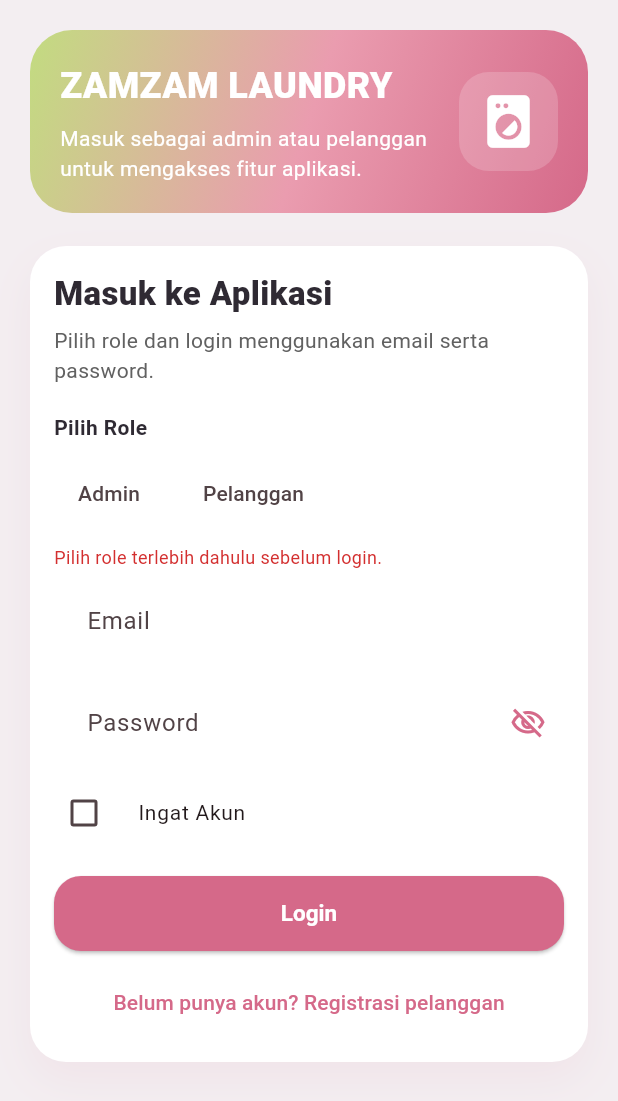
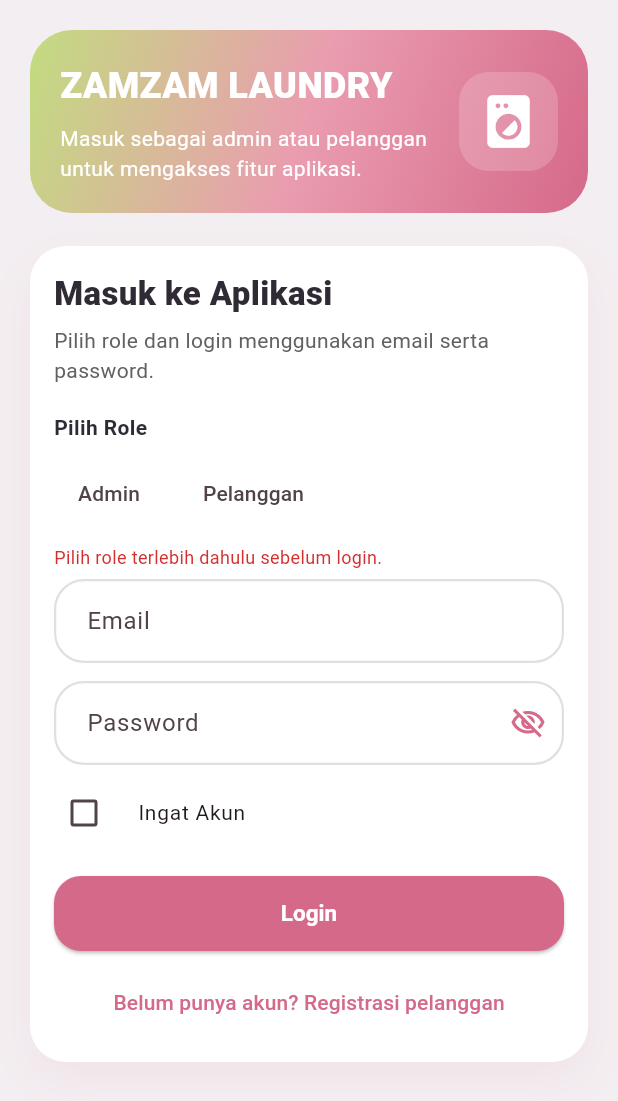
Before and after one commit to prenatyaeka-creator/zamzam_mobile, a Flutter app: the screen it shows after launch, on a phone screen of 412 x 824 dp. Shown: the top 1101 px of the screen. Run offline on Flutter 3.47's test engine with Material 3 defaults, Android fonts, the phone set to English and light mode, and no system bars; our stand-ins replace cloud_firestore, firebase_auth, firebase_core, flutter_local_notifications, geolocator, shared_preferences; accounts and stored records are empty.

Commit message:
Update project

```diff
--- a/lib/core/app_theme.dart
+++ b/lib/core/app_theme.dart
@@ -38,15 +38,23 @@ return base.copyWith(
     ),
     border: OutlineInputBorder(
       borderRadius: BorderRadius.circular(20),
-      borderSide: BorderSide.none,
+      borderSide: BorderSide(color: Colors.grey.shade300, width: 1.5),
     ),
     enabledBorder: OutlineInputBorder(
       borderRadius: BorderRadius.circular(20),
-      borderSide: BorderSide.none,
+      borderSide: BorderSide(color: Colors.grey.shade300, width: 1.5),
     ),
     focusedBorder: OutlineInputBorder(
       borderRadius: BorderRadius.circular(20),
-      borderSide: const BorderSide(color: AppColors.rose),
+      borderSide: const BorderSide(color: AppColors.rose, width: 2.0),
+    ),
+    errorBorder: OutlineInputBorder(
+      borderRadius: BorderRadius.circular(20),
+      borderSide: const BorderSide(color: Colors.red, width: 1.5),
+    ),
+    focusedErrorBorder: OutlineInputBorder(
+      borderRadius: BorderRadius.circular(20),
+      borderSide: const BorderSide(color: Colors.red, width: 2.0),
     ),
   ),
   elevatedButtonTheme: ElevatedButtonThemeData(
```
